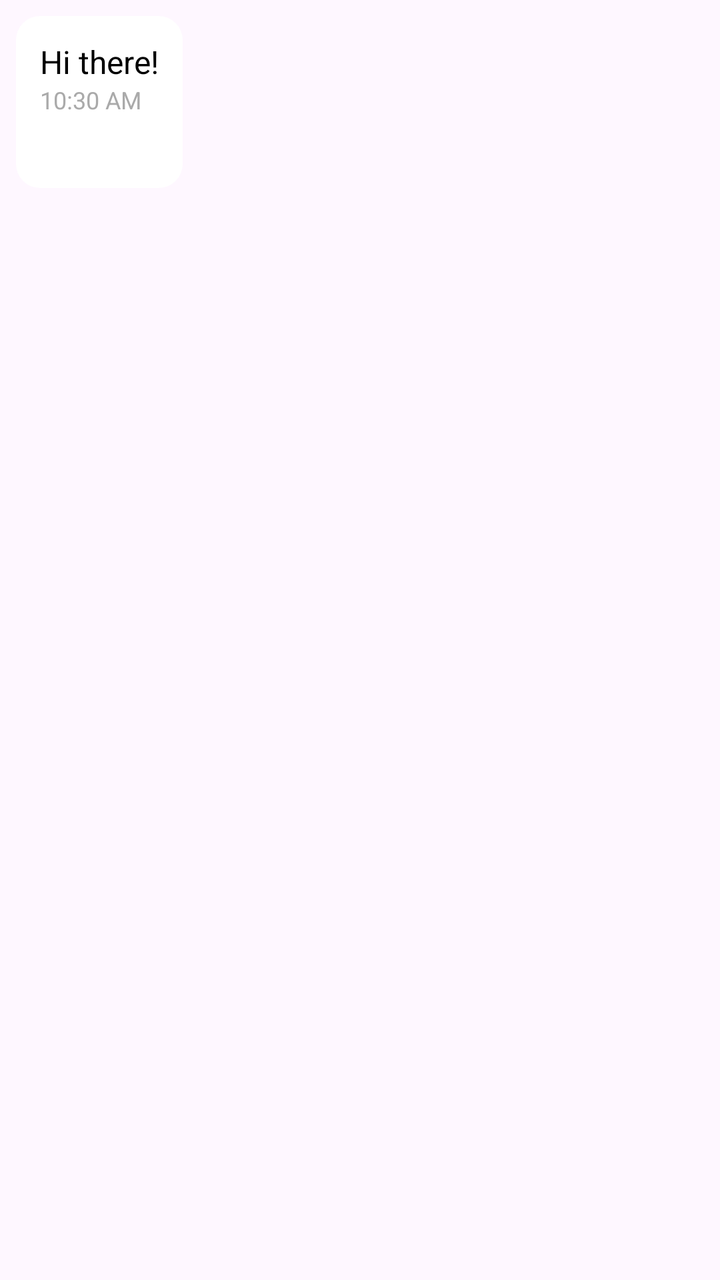
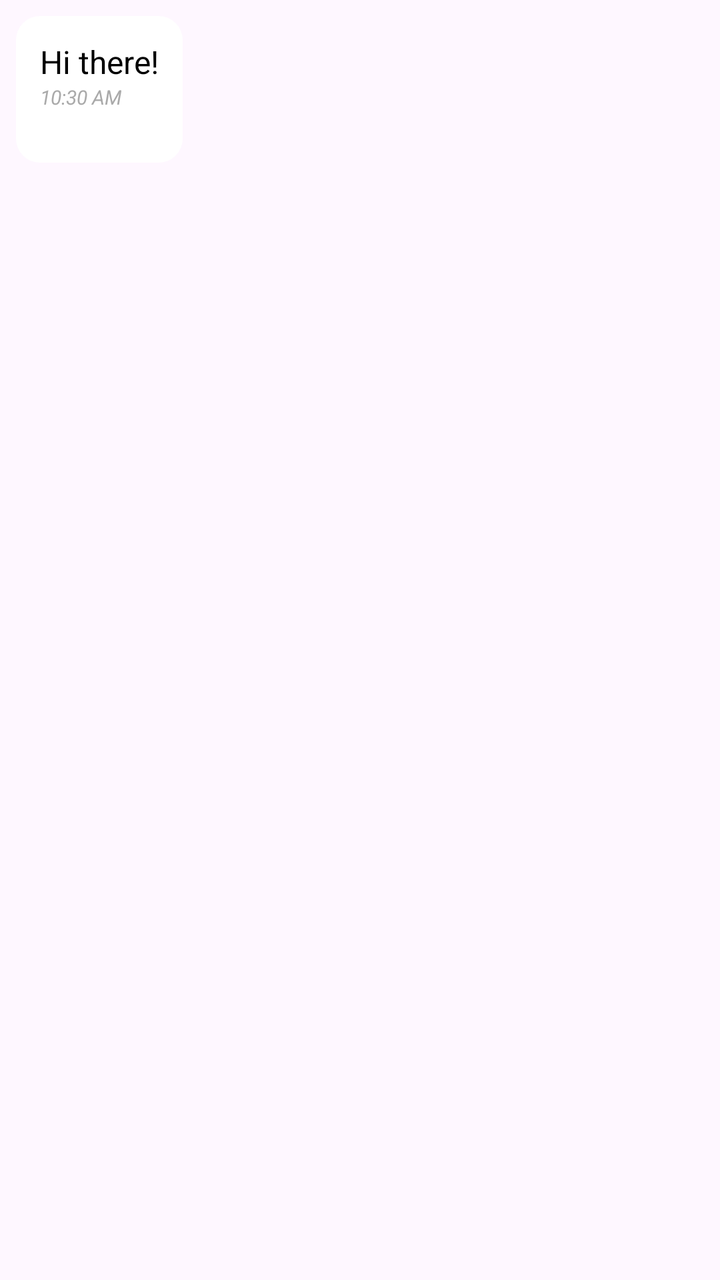

Compare the two renders of this Android layout. The source of the first and the diff that turns it into the second are given below.
<!-- AndroidManifest.xml: application theme Theme.You4me -->
<!-- res/layout/item_message_received.xml -->
<?xml version="1.0" encoding="utf-8"?>
<LinearLayout
    xmlns:android="http://schemas.android.com/apk/res/android"
    android:layout_width="match_parent"
    android:layout_height="wrap_content"
    android:orientation="horizontal"
    android:gravity="start"
    android:padding="8dp">

    <LinearLayout
        android:layout_width="wrap_content"
        android:layout_height="wrap_content"
        android:background="@drawable/bg_message_receiver"
        android:padding="12dp"
        android:orientation="vertical">

        <TextView
            android:id="@+id/textViewMessage"
            android:layout_width="wrap_content"
            android:layout_height="wrap_content"
            android:text="Hi there!"
            android:textSize="16sp"
            android:textColor="@android:color/black"/>


        <TextView
            android:id="@+id/timestampTextView"
            android:layout_width="wrap_content"
            android:layout_height="wrap_content"
            android:text="10:30 AM"
            android:textSize="12sp"
            android:textColor="@android:color/darker_gray"
            android:gravity="end"/>

        <ImageView
            android:id="@+id/readStatusIcon"
            android:layout_width="24dp"
            android:layout_height="24dp"
            android:src="@drawable/baseline_remove_red_eye_24" /> 

    </LinearLayout>
</LinearLayout>
<!-- resources referenced by this layout -->
<resources>
  <!-- drawable baseline_remove_red_eye_24 (drawable) -->
  <vector android:height="24dp" android:tint="#FFFFFF"
      android:viewportHeight="24" android:viewportWidth="24"
      android:width="24dp" xmlns:android="http://schemas.android.com/apk/res/android">
      <path android:fillColor="@android:color/white" android:pathData="M12,4.5C7,4.5 2.73,7.61 1,12c1.73,4.39 6,7.5 11,7.5s9.27,-3.11 11,-7.5c-1.73,-4.39 -6,-7.5 -11,-7.5zM12,17c-2.76,0 -5,-2.24 -5,-5s2.24,-5 5,-5 5,2.24 5,5 -2.24,5 -5,5zM12,9c-1.66,0 -3,1.34 -3,3s1.34,3 3,3 3,-1.34 3,-3 -1.34,-3 -3,-3z"/>
  </vector>
  <!-- drawable bg_message_receiver (drawable) -->
  <?xml version="1.0" encoding="utf-8"?>
  <shape xmlns:android="http://schemas.android.com/apk/res/android"
      android:shape="rectangle">
      <solid android:color="@android:color/white" />
      <corners android:radius="12dp" />
      <padding android:left="12dp" android:right="12dp" android:top="8dp" android:bottom="8dp"/>
  </shape>
  <style name="Theme.You4me" parent="Base.Theme.You4me" />
  <style name="Base.Theme.You4me" parent="Theme.Material3.Light.NoActionBar">
          
           <item name="colorPrimary">@color/primary_pink</item>
      </style>
  <color name="primary_pink">#ffff0052</color>
</resources>

<!-- the commit's change to res/layout/item_message_received.xml (unified diff, before → after) -->
@@ -28,14 +28,15 @@
             android:layout_width="wrap_content"
             android:layout_height="wrap_content"
             android:text="10:30 AM"
-            android:textSize="12sp"
+            android:textStyle="italic"
+            android:textSize="10sp"
             android:textColor="@android:color/darker_gray"
             android:gravity="end"/>
 
         <ImageView
             android:id="@+id/readStatusIcon"
             android:layout_width="24dp"
-            android:layout_height="24dp"
+            android:layout_height="14dp"
             android:src="@drawable/baseline_remove_red_eye_24" /> 
 
     </LinearLayout>
<!-- resource entries referenced after the edit -->
@@ -1,9 +1,9 @@
 <!-- resources referenced by this layout -->
 <resources>
   <!-- drawable baseline_remove_red_eye_24 (drawable) -->
-  <vector android:height="24dp" android:tint="#FFFFFF"
+  <vector android:height="10dp" android:tint="#FFFFFF"
       android:viewportHeight="24" android:viewportWidth="24"
-      android:width="24dp" xmlns:android="http://schemas.android.com/apk/res/android">
+      android:width="10dp" xmlns:android="http://schemas.android.com/apk/res/android">
       <path android:fillColor="@android:color/white" android:pathData="M12,4.5C7,4.5 2.73,7.61 1,12c1.73,4.39 6,7.5 11,7.5s9.27,-3.11 11,-7.5c-1.73,-4.39 -6,-7.5 -11,-7.5zM12,17c-2.76,0 -5,-2.24 -5,-5s2.24,-5 5,-5 5,2.24 5,5 -2.24,5 -5,5zM12,9c-1.66,0 -3,1.34 -3,3s1.34,3 3,3 3,-1.34 3,-3 -1.34,-3 -3,-3z"/>
   </vector>
   <!-- drawable bg_message_receiver (drawable) -->
